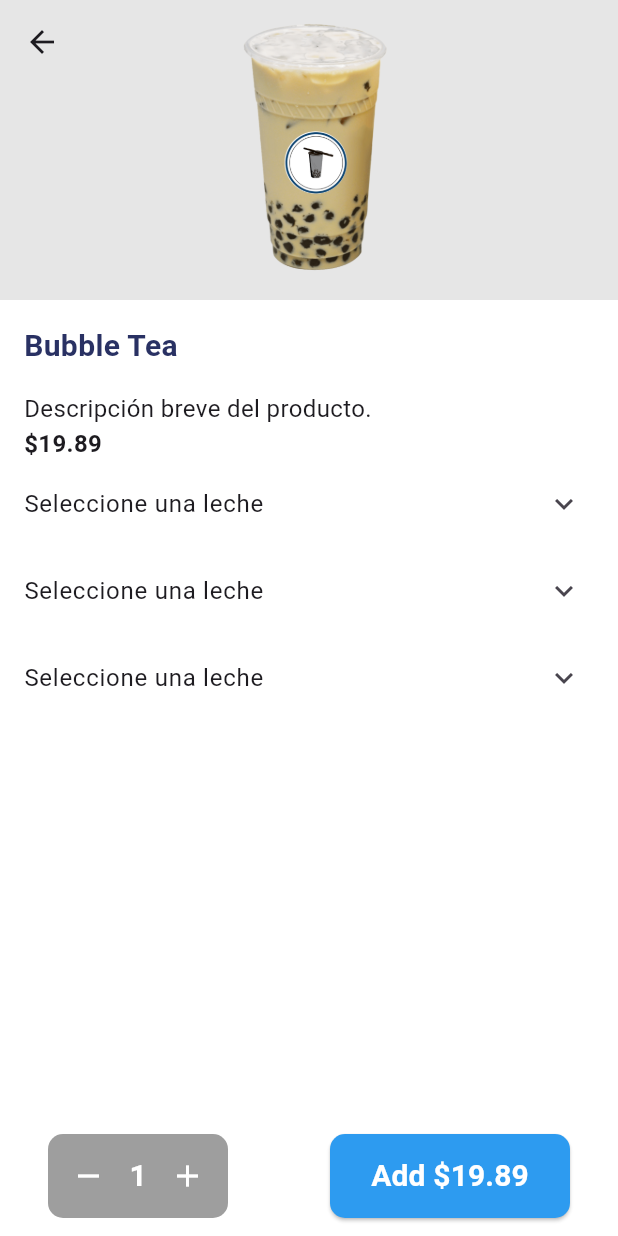
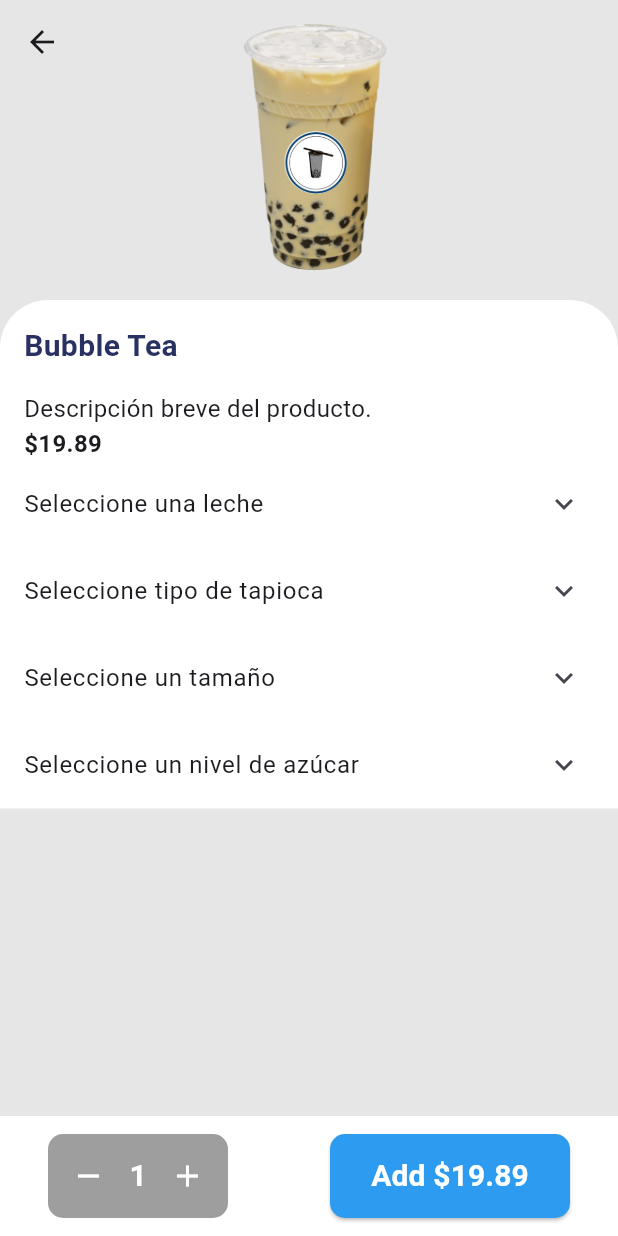
Before and after one commit to Molisawa/flutter_final_project, a Flutter app: the ProductDetailScreen screen opened by its route, on a phone screen of 412 x 824 dp. Run offline on Flutter 3.47's test engine with Material 2 defaults, Android fonts, the phone set to English and light mode, and no system bars.

Commit message:
some changes

```diff
--- a/lib/bubbleit/screens/product_detail/product_detail.dart
+++ b/lib/bubbleit/screens/product_detail/product_detail.dart
@@ -1,4 +1,5 @@
 import 'package:flutter/material.dart';
+import 'package:flutter_final_project/bubbleit/screens/consts/color_palette.dart';
 
 import '../../widgets/widgets.dart';
 
@@ -13,20 +14,32 @@ class ProductDetailScreen extends StatefulWidget {
 
 class _ProductDetailScreenState extends State<ProductDetailScreen> {
   String selectedMilk = '';
+  String selectedTopping = '';
+  String selectedSize = '';
+  String selectedSugar = '';
   List<String> milkOptions = ['Leche 1', 'Leche 2', 'Leche 3'];
+  List<String> toppingOptions = ['Topping 1', 'Topping 2', 'Topping 3'];
+  List<String> sizeOptions = ['Tamaño 1', 'Tamaño 2', 'Tamaño 3'];
+  List<String> sugarOptions = ['Azúcar 1', 'Azúcar 2', 'Azúcar 3'];
   bool isAppBarExpanded = true;
 
   @override
   Widget build(BuildContext context) {
     return Scaffold(
-      backgroundColor: Colors.white,
+      backgroundColor: kItesoGrayLight,
       body: CustomScrollView(
         slivers: <Widget>[
           AppBarWidget(isExpanded: isAppBarExpanded),
           SliverToBoxAdapter(
             child: ProductDescriptionWidget(
               selectedMilk: selectedMilk,
+              selectedTopping: selectedTopping,
+              selectedSize: selectedSize,
+              selectedSugar: selectedSugar,
               milkOptions: milkOptions,
+              toppingOptions: toppingOptions,
+              sizeOptions: sizeOptions,
+              sugarOptions: sugarOptions,
             ),
           ),
         ],
--- a/lib/bubbleit/widgets/custom_expansiontile.dart
+++ b/lib/bubbleit/widgets/custom_expansiontile.dart
@@ -1,31 +1,49 @@
 import 'package:flutter/material.dart';
 
-class CustomExpansionTile extends StatelessWidget {
+class CustomExpansionTile extends StatefulWidget {
+  final String titleText;
   final String selectedValue;
   final List<String> options;
   final ValueChanged<String> onChanged;
 
-  const CustomExpansionTile({
+  CustomExpansionTile({
     Key? key,
+    required this.titleText,
     required this.selectedValue,
     required this.options,
     required this.onChanged,
   }) : super(key: key);
 
   @override
+  _CustomExpansionTileState createState() => _CustomExpansionTileState();
+}
+
+class _CustomExpansionTileState extends State<CustomExpansionTile> {
+  @override
   Widget build(BuildContext context) {
     return ExpansionTile(
-      title: Text(selectedValue.isEmpty ? 'Seleccione una leche' : selectedValue),
+      title: Text(widget.titleText),
+      backgroundColor: Colors.transparent,
+      collapsedBackgroundColor: Colors.transparent,
+      shape: const RoundedRectangleBorder(
+        borderRadius: BorderRadius.only(
+          topLeft: Radius.circular(0.0),
+          topRight: Radius.circular(0.0),
+          bottomLeft: Radius.circular(0),
+          bottomRight: Radius.circular(0),
+        ),
+      ),
+      childrenPadding: const EdgeInsets.all(20.0),
       children: [
-        for (String option in options)
+        for (String option in widget.options)
           Column(
             children: [
               RadioListTile<String>(
                 title: Text(option),
                 value: option,
-                groupValue: selectedValue,
+                groupValue: widget.selectedValue,
                 onChanged: (String? value) {
-                  onChanged(value!);
+                  widget.onChanged(value!);
                 },
               ),
               const Divider(
--- a/lib/bubbleit/widgets/product_description.dart
+++ b/lib/bubbleit/widgets/product_description.dart
@@ -4,10 +4,24 @@ import 'package:flutter_final_project/bubbleit/widgets/custom_expansiontile.dart
 
 class ProductDescriptionWidget extends StatefulWidget {
   final List<String> milkOptions;
+  final List<String> toppingOptions;
+  final List<String> sizeOptions;
+  final List<String> sugarOptions;
+  String selectedMilk; // Elimina la palabra clave 'final' aquí
+  final String selectedTopping;
+  final String selectedSize;
+  final String selectedSugar;
 
-  const ProductDescriptionWidget({
+  ProductDescriptionWidget({
     Key? key,
-    required this.milkOptions, required String selectedMilk,
+    required this.milkOptions,
+    required this.selectedMilk,
+    required this.selectedTopping,
+    required this.selectedSize,
+    required this.selectedSugar,
+    required this.toppingOptions,
+    required this.sizeOptions,
+    required this.sugarOptions,
   }) : super(key: key);
 
   @override
@@ -16,8 +30,6 @@ class ProductDescriptionWidget extends StatefulWidget {
 }
 
 class _ProductDescriptionWidgetState extends State<ProductDescriptionWidget> {
-  String selectedMilk = ''; // Mueve la variable al estado
-
   @override
   Widget build(BuildContext context) {
     return Container(
@@ -62,29 +74,42 @@ class _ProductDescriptionWidgetState extends State<ProductDescriptionWidget> {
             ),
           ),
           CustomExpansionTile(
-            selectedValue: selectedMilk,
+            titleText: 'Seleccione una leche',
+            selectedValue: widget.selectedMilk,
             options: widget.milkOptions,
             onChanged: (String value) {
               setState(() {
-                selectedMilk = value; // Actualiza el estado con la leche seleccionada
+                widget.selectedMilk = value;
               });
             },
           ),
           CustomExpansionTile(
-            selectedValue: selectedMilk,
-            options: widget.milkOptions,
+            titleText: 'Seleccione tipo de tapioca',
+            selectedValue: widget.selectedTopping,
+            options: widget.toppingOptions,
             onChanged: (String value) {
               setState(() {
-                selectedMilk = value; // Actualiza el estado con la leche seleccionada
+                widget.selectedMilk = value;
               });
             },
           ),
           CustomExpansionTile(
-            selectedValue: selectedMilk,
-            options: widget.milkOptions,
+            titleText: 'Seleccione un tamaño',
+            selectedValue: widget.selectedSize,
+            options: widget.sizeOptions,
             onChanged: (String value) {
               setState(() {
-                selectedMilk = value; // Actualiza el estado con la leche seleccionada
+                widget.selectedMilk = value;
+              });
+            },
+          ),
+          CustomExpansionTile(
+            titleText: 'Seleccione un nivel de azúcar',
+            selectedValue: widget.selectedSugar,
+            options: widget.sugarOptions,
+            onChanged: (String value) {
+              setState(() {
+                widget.selectedMilk = value;
               });
             },
           ),
```
